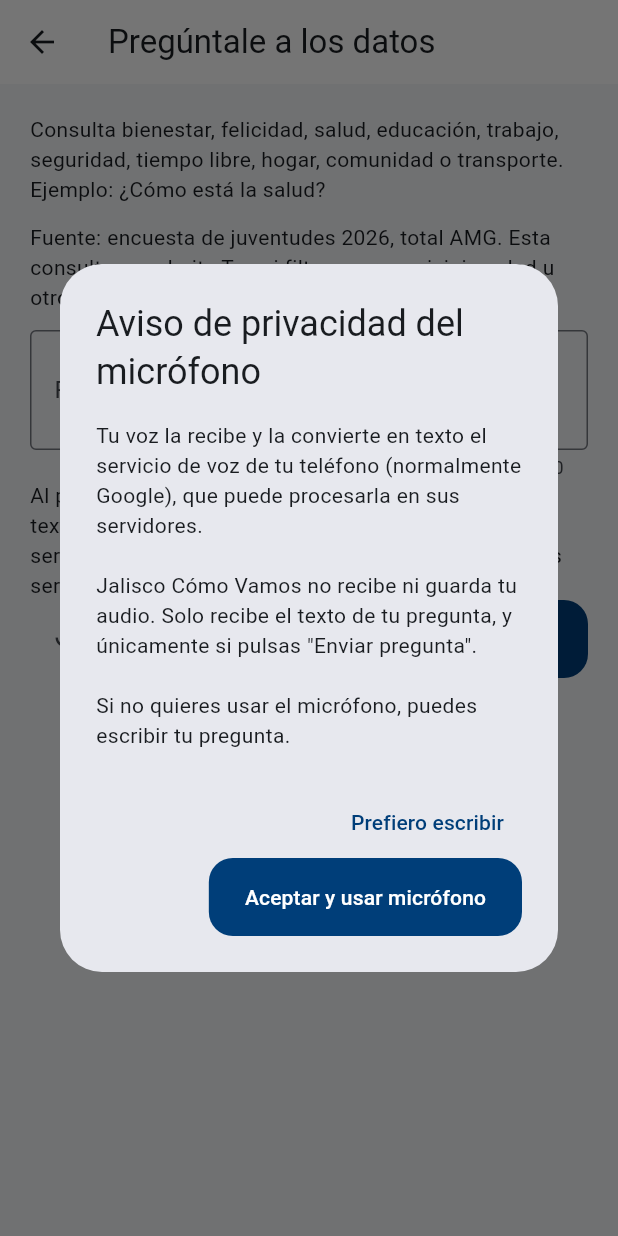
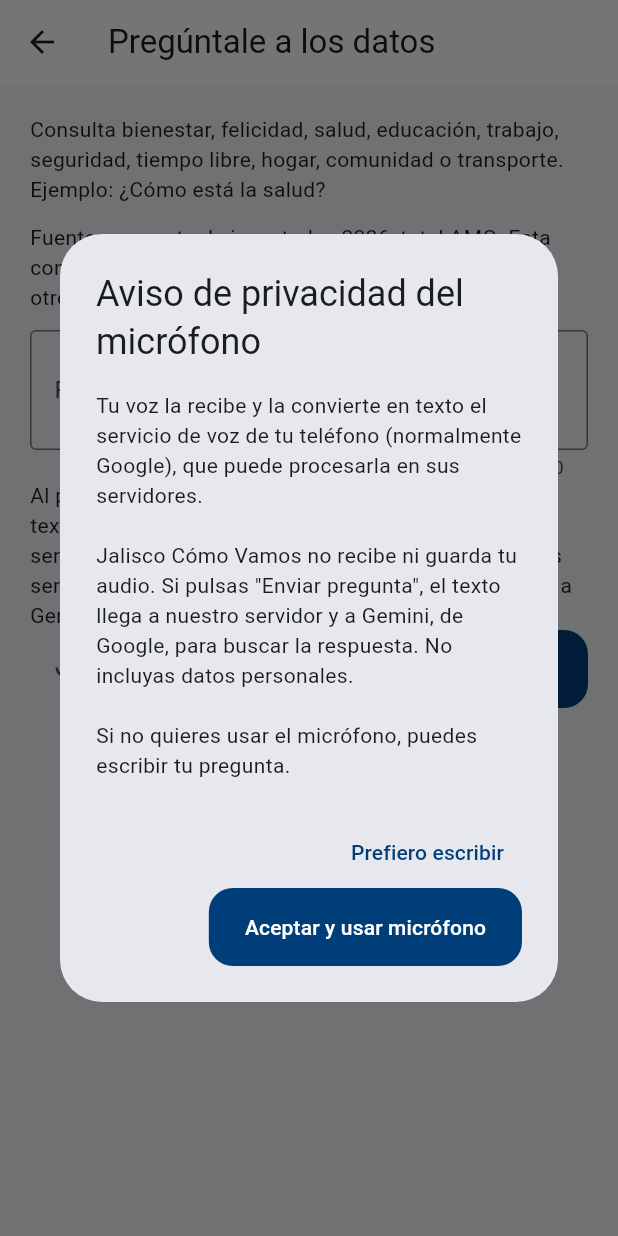
Before and after one commit to CamilaDiazG/Jalisco_Como_Vamos, a Flutter app: the PreguntasPage screen opened directly, after a tap on the "mic" icon, on a phone screen of 412 x 824 dp. Run offline on Flutter 3.47's test engine with Material 3 defaults, Android fonts, the phone set to English and light mode, and no system bars; our stand-ins replace flutter_secure_storage, google_fonts, speech_to_text, supabase_flutter; missing offline and left inert: flutter_stripe; accounts and stored records are empty; network calls fail.

Commit message:
security: disclose Gemini as recipient of question text

```diff
--- a/lib/screens/preguntas_page.dart
+++ b/lib/screens/preguntas_page.dart
@@ -60,8 +60,9 @@ class _PreguntasPageState extends State<PreguntasPage>
         content: const Text(
           'Tu voz la recibe y la convierte en texto el servicio de voz de tu teléfono '
           '(normalmente Google), que puede procesarla en sus servidores.\n\n'
-          'Jalisco Cómo Vamos no recibe ni guarda tu audio. Solo recibe el texto '
-          'de tu pregunta, y únicamente si pulsas "Enviar pregunta".\n\n'
+          'Jalisco Cómo Vamos no recibe ni guarda tu audio. Si pulsas "Enviar pregunta", '
+          'el texto llega a nuestro servidor y a Gemini, de Google, para buscar la respuesta. '
+          'No incluyas datos personales.\n\n'
           'Si no quieres usar el micrófono, puedes escribir tu pregunta.',
         ),
         actions: [
@@ -257,7 +258,7 @@ class _PreguntasPageState extends State<PreguntasPage>
           ),
         ),
         const Text(
-          'Al pulsar el micrófono se escucha una frase. Revisa el texto antes de enviarlo. La app no guarda audio; el servicio de voz del dispositivo puede procesarlo en sus servidores.',
+          'Al pulsar el micrófono se escucha una frase. Revisa el texto antes de enviarlo. La app no guarda audio; el servicio de voz del dispositivo puede procesarlo en sus servidores. Al enviar, el texto llega a nuestro servidor y a Gemini, de Google. No incluyas datos personales.',
         ),
         Row(
           children: [
```
Also changed, not shown: 1 other file.
